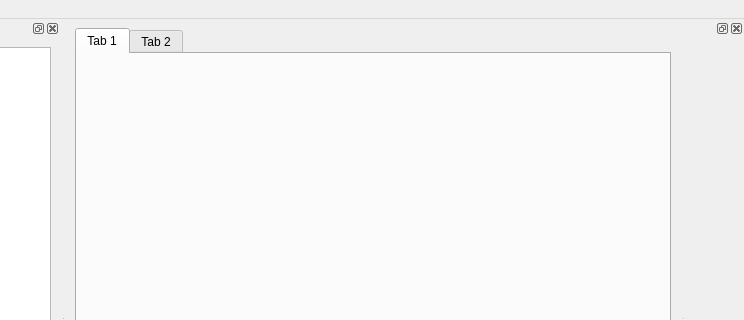
Above: MainWindow.ui from lcarlier/cppfusion before the change; both pictures show x 214 to 958 and y 0 to 320 of the 958 by 677 pixel window. Below: the same form after it.
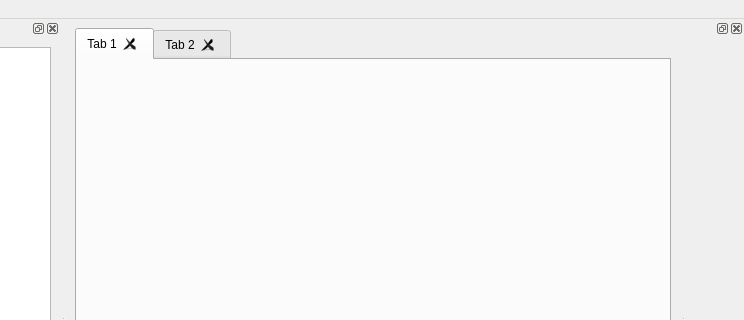
That is the form after the change.

Commit message: File from project source can be opened and close

```diff
--- a/MainWindow.ui
+++ b/MainWindow.ui
@@ -16,7 +16,13 @@
   <widget class="QWidget" name="centralwidget">
    <layout class="QVBoxLayout" name="verticalLayout">
     <item>
-     <widget class="QTabWidget" name="tabWidget">
+     <widget class="QTabWidget" name="tabWidgetOpenFile">
+      <property name="usesScrollButtons">
+       <bool>true</bool>
+      </property>
+      <property name="tabsClosable">
+       <bool>true</bool>
+      </property>
       <widget class="QWidget" name="tab">
        <attribute name="title">
         <string>Tab 1</string>
```
The commit also changes 2 other files.
